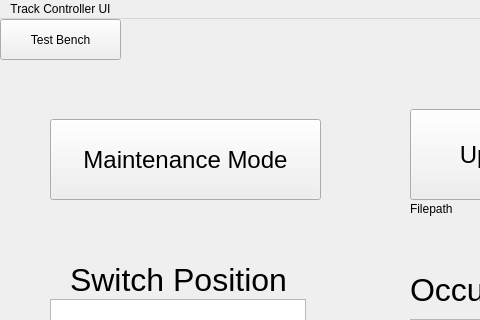
Before: the Qt Designer form Track_Controller_SW/TrackController.ui in LucasZ99/ECE1140SystemsEngineeringProject, drawn with Qt 5; both pictures show x 0 to 480 and y 0 to 320 of the 757 by 649 pixel window.
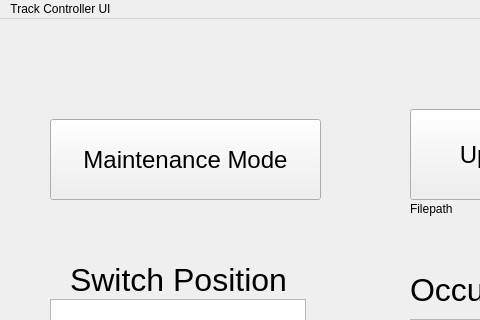
After: the same form once the commit is applied.

Diff of the .ui file:
```diff
--- a/Track_Controller_SW/TrackController.ui
+++ b/Track_Controller_SW/TrackController.ui
@@ -149,19 +149,6 @@
      <string>Switch Position</string>
     </property>
    </widget>
-   <widget class="QPushButton" name="tb_button">
-    <property name="geometry">
-     <rect>
-      <x>0</x>
-      <y>0</y>
-      <width>121</width>
-      <height>41</height>
-     </rect>
-    </property>
-    <property name="text">
-     <string>Test Bench</string>
-    </property>
-   </widget>
    <widget class="QListWidget" name="switch_list_widget">
     <property name="geometry">
      <rect>
```
Left out of the diff: 2 changed lines with no effect on the pictures.
